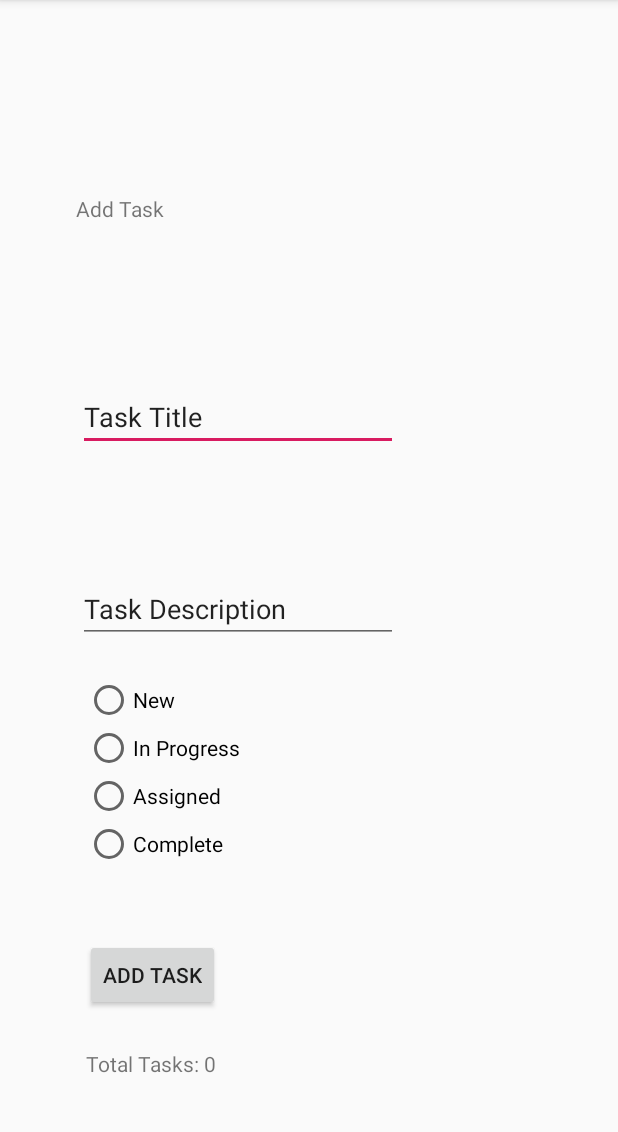
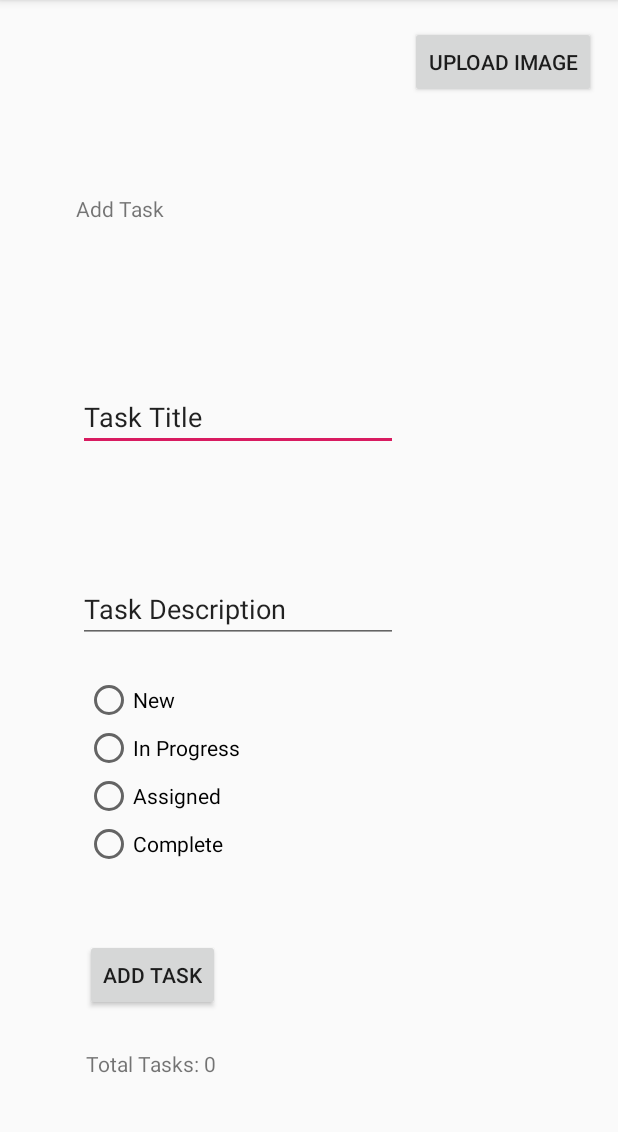
Before and after one commit to jjblues86/taskmaster, an Android app: the screen it shows after launch (AddTask), after a tap on "ADD TASK", on a phone screen of 412 x 824 dp, the part 84-1216 px from its top. Run offline under Robolectric (Android 15) with nearby library versions, the phone set to English and light mode, and no system bars; our stand-ins replace Room's generated code; libraries missing offline, so code that uses them is left out: com.amazonaws.amplify, com.amazonaws.mobile, com.amazonaws.mobileconnectors, com.amazonaws.services, com.apollographql.apollo; 7 statements that could not run were skipped.

Commit message:
working saving images in s3

```diff
--- a/app/build.gradle
+++ b/app/build.gradle
@@ -26,6 +26,7 @@ android {
 apply plugin: 'com.amazonaws.appsync'
 
 dependencies {
+    implementation 'com.amazonaws:aws-android-sdk-s3:2.15.+'
     //For AWSMobileClient only:
     implementation 'com.amazonaws:aws-android-sdk-mobile-client:2.15.+'
     implementation 'com.amazonaws:aws-android-sdk-auth-userpools:2.15.+'
@@ -50,6 +51,7 @@ dependencies {
     androidTestImplementation 'androidx.test.espresso:espresso-core:3.1.1'
     implementation 'androidx.recyclerview:recyclerview:1.1.0'
     androidTestImplementation 'androidx.test:rules:1.2.0-beta01'
+    implementation 'com.google.android.material:material:1.0.0'
 
 
 }
--- a/app/src/main/AndroidManifest.xml
+++ b/app/src/main/AndroidManifest.xml
@@ -31,6 +31,7 @@
         </activity>
 
         <service android:name="org.eclipse.paho.android.service.MqttService" />
+        <service android:name="com.amazonaws.mobileconnectors.s3.transferutility.TransferService" android:enabled="true" />
 
     </application>
 
--- a/app/src/main/java/com/example/taskmaster/AddTask.java
+++ b/app/src/main/java/com/example/taskmaster/AddTask.java
@@ -3,6 +3,7 @@ package com.example.taskmaster;
 import androidx.appcompat.app.AppCompatActivity;
 import androidx.room.Room;
 import android.content.Intent;
+import android.net.Uri;
 import android.os.Bundle;
 import android.util.Log;
 import android.view.View;
@@ -26,6 +27,8 @@ import type.CreateTaskInput;
 public class AddTask extends AppCompatActivity {
 
     private AWSAppSyncClient mAWSAppSyncClient;
+    private static final int OPEN_DOCUMENT_CODE = 2;
+    public Uri imageUri;
 
     private static final String TAG = "jj.main";
     private List<Task> tasks;
@@ -75,6 +78,28 @@ public class AddTask extends AppCompatActivity {
             }
 
         });
+
+        //upload photos
+        Button uploadButton = findViewById(R.id.uploadButton);
+        uploadButton.setOnClickListener(new View.OnClickListener() {
+            @Override
+            public void onClick(View v) {
+                Intent intent = new Intent(Intent.ACTION_PICK, android.provider.MediaStore.Images.Media.EXTERNAL_CONTENT_URI);
+                startActivityForResult(intent, OPEN_DOCUMENT_CODE);
+
+            }
+        });
+
+    }
+
+    @Override
+    public void onActivityResult(int requestCode, int resultCode, Intent resultData) {
+        if (requestCode == OPEN_DOCUMENT_CODE && resultCode == RESULT_OK) {
+            if (resultData != null) {
+                // this is the image selected by the user
+                Uri imageUri = resultData.getData();
+            }
+        }
     }
 
     @Override
--- a/app/src/main/java/com/example/taskmaster/MainActivity.java
+++ b/app/src/main/java/com/example/taskmaster/MainActivity.java
@@ -6,6 +6,7 @@ import androidx.recyclerview.widget.RecyclerView;
 import androidx.room.Room;
 import android.content.Intent;
 import android.content.SharedPreferences;
+import android.net.Uri;
 import android.os.Bundle;
 import android.os.Handler;
 import android.os.Looper;
@@ -25,9 +26,19 @@ import com.amazonaws.mobile.client.UserStateDetails;
 import com.amazonaws.mobile.config.AWSConfiguration;
 import com.amazonaws.mobileconnectors.appsync.AWSAppSyncClient;
 import com.amazonaws.mobileconnectors.appsync.fetcher.AppSyncResponseFetchers;
+import com.amazonaws.mobileconnectors.s3.transferutility.TransferListener;
+import com.amazonaws.mobileconnectors.s3.transferutility.TransferObserver;
+import com.amazonaws.mobileconnectors.s3.transferutility.TransferService;
+import com.amazonaws.mobileconnectors.s3.transferutility.TransferState;
+import com.amazonaws.mobileconnectors.s3.transferutility.TransferUtility;
+import com.amazonaws.services.s3.AmazonS3Client;
 import com.apollographql.apollo.GraphQLCall;
 import com.apollographql.apollo.api.Response;
 import com.apollographql.apollo.exception.ApolloException;
+
+import java.io.BufferedWriter;
+import java.io.File;
+import java.io.FileWriter;
 import java.util.ArrayList;
 import java.util.List;
 import javax.annotation.Nonnull;
@@ -89,36 +100,30 @@ public class MainActivity extends AppCompatActivity {
                 MainActivity.this.startActivity(goToAllTasks);
             }
         });
+        //s3 transferservice
+        getApplicationContext().startService(new Intent(getApplicationContext(), TransferService.class));
+
         //Button for signOut and method to reroute you back to the signup page
         Button signOut = findViewById(R.id.signout);
         signOut.setOnClickListener(new View.OnClickListener() {
             @Override
             public void onClick(View v) {
-                AWSMobileClient.getInstance().initialize(getApplicationContext(), new Callback<UserStateDetails>() {
+                AWSMobileClient.getInstance().signOut(SignOutOptions.builder().signOutGlobally(true).build(), new Callback<Void>() {
                     @Override
-                            public void onResult(UserStateDetails userStateDetails) {
-                                Log.i("INIT", "onResult: " + userStateDetails.getUserState());
-                                if(userStateDetails.getUserState().equals(UserState.SIGNED_OUT)){
-                                    // 'this' refers the the current active activity
-                                    AWSMobileClient.getInstance().showSignIn(MainActivity.this, new Callback<UserStateDetails>() {
-                                        @Override
-                                        public void onResult(UserStateDetails result) {
-                                            Log.d(TAG, "onResult: " + result.getUserState());
+                    public void onResult(final Void result) {
+                        Log.d(TAG, "signingout");
+                        Intent signOutIntent = new Intent(MainActivity.this, MainActivity.class);
+                        MainActivity.this.startActivity(signOutIntent);
                     }
+
                     @Override
                     public void onError(Exception e) {
-                                            Log.e(TAG, "onError: ", e);
-                                        }
-                                    });
-                                }
-                            }
-                            @Override
-                            public void onError(Exception e) {
-                                Log.e("INIT", "Initialization error.", e);
+
                     }
                 });
             }
     });
+
         AWSMobileClient.getInstance().initialize(getApplicationContext(), new Callback<UserStateDetails>() {
                     @Override
                     public void onResult(UserStateDetails userStateDetails) {
@@ -139,6 +144,12 @@ public class MainActivity extends AppCompatActivity {
                                 @Override
                                 public void onResult(UserStateDetails result) {
                                     Log.d(TAG, "onResult: " + result.getUserState());
+
+                                    if(result.getUserState().equals(UserState.SIGNED_IN)){
+
+                                        uploadWithTransferUtility();
+                                    }
+
                                 }
                                 @Override
                                 public void onError(Exception e) {
@@ -152,17 +163,18 @@ public class MainActivity extends AppCompatActivity {
                         Log.e("INIT", "Initialization error.", e);
                     }
                 });
-        AWSMobileClient.getInstance().signOut(SignOutOptions.builder().signOutGlobally(true).build(), new Callback<Void>() {
-            @Override
-            public void onResult(final Void result) {
-                Log.d(TAG, "signed-out");
 
-            }
-            @Override
-            public void onError(Exception e) {
-                Log.e(TAG, "sign-out error", e);
-            }
-        });
+//        AWSMobileClient.getInstance().signOut(SignOutOptions.builder().signOutGlobally(true).build(), new Callback<Void>() {
+//            @Override
+//            public void onResult(final Void result) {
+//                Log.d(TAG, "signed-out");
+//
+//            }
+//            @Override
+//            public void onError(Exception e) {
+//                Log.e(TAG, "sign-out error", e);
+//            }
+//        });
 
 
     }
@@ -252,4 +264,64 @@ public class MainActivity extends AppCompatActivity {
             taskDatabase.taskDao().getAll();
         }
     };
+
+    public void uploadWithTransferUtility() {
+
+        TransferUtility transferUtility =
+                TransferUtility.builder()
+                        .context(getApplicationContext())
+                        .awsConfiguration(AWSMobileClient.getInstance().getConfiguration())
+                        .s3Client(new AmazonS3Client(AWSMobileClient.getInstance()))
+                        .build();
+
+        File file = new File(getApplicationContext().getFilesDir(), "sample.txt");
+        try {
+            BufferedWriter writer = new BufferedWriter(new FileWriter(file));
+            writer.append("Howdy Jerome!");
+            writer.close();
         }
+        catch(Exception e) {
+            Log.e(TAG, e.getMessage());
+        }
+
+        TransferObserver uploadObserver =
+                transferUtility.upload(
+                        "public/sample.txt",
+                        new File(getApplicationContext().getFilesDir(),"sample.txt"));
+
+        // Attach a listener to the observer to get state update and progress notifications
+        uploadObserver.setTransferListener(new TransferListener() {
+
+            @Override
+            public void onStateChanged(int id, TransferState state) {
+                if (TransferState.COMPLETED == state) {
+                    // Handle a completed upload.
+                }
+            }
+
+            @Override
+            public void onProgressChanged(int id, long bytesCurrent, long bytesTotal) {
+                float percentDonef = ((float) bytesCurrent / (float) bytesTotal) * 100;
+                int percentDone = (int)percentDonef;
+
+                Log.d(TAG, "ID:" + id + " bytesCurrent: " + bytesCurrent
+                        + " bytesTotal: " + bytesTotal + " " + percentDone + "%");
+            }
+
+            @Override
+            public void onError(int id, Exception ex) {
+                // Handle errors
+            }
+
+        });
+
+        // If you prefer to poll for the data, instead of attaching a
+        // listener, check for the state and progress in the observer.
+        if (TransferState.COMPLETED == uploadObserver.getState()) {
+            // Handle a completed upload.
+        }
+
+        Log.d(TAG, "Bytes Transferred: " + uploadObserver.getBytesTransferred());
+        Log.d(TAG, "Bytes Total: " + uploadObserver.getBytesTotal());
+    }
+}
--- a/app/src/main/res/layout/activity_add_task.xml
+++ b/app/src/main/res/layout/activity_add_task.xml
@@ -120,4 +120,18 @@
             android:layout_height="wrap_content"
             android:text="Complete" />
     </RadioGroup>
+
+    <Button
+        android:id="@+id/uploadButton"
+        android:layout_width="wrap_content"
+        android:layout_height="wrap_content"
+        android:layout_marginBottom="64dp"
+        android:text="Upload Image"
+        app:layout_constraintBottom_toTopOf="@+id/textView"
+        app:layout_constraintEnd_toEndOf="parent"
+        app:layout_constraintHorizontal_bias="0.95"
+        app:layout_constraintStart_toStartOf="parent"
+        app:layout_constraintTop_toTopOf="parent"
+        app:layout_constraintVertical_bias="1.0" />
+
 </androidx.constraintlayout.widget.ConstraintLayout>
--- a/build.gradle
+++ b/build.gradle
@@ -9,6 +9,7 @@ buildscript {
     dependencies {
         classpath 'com.android.tools.build:gradle:3.5.3'
         classpath 'com.amazonaws:aws-android-sdk-appsync-gradle-plugin:2.9.+'
+
 
         // NOTE: Do not place your application dependencies here; they belong
         // in the individual module build.gradle files
```
Also changed, not shown: 4 other files. Lines whose indentation alone changed are shown as unchanged.
